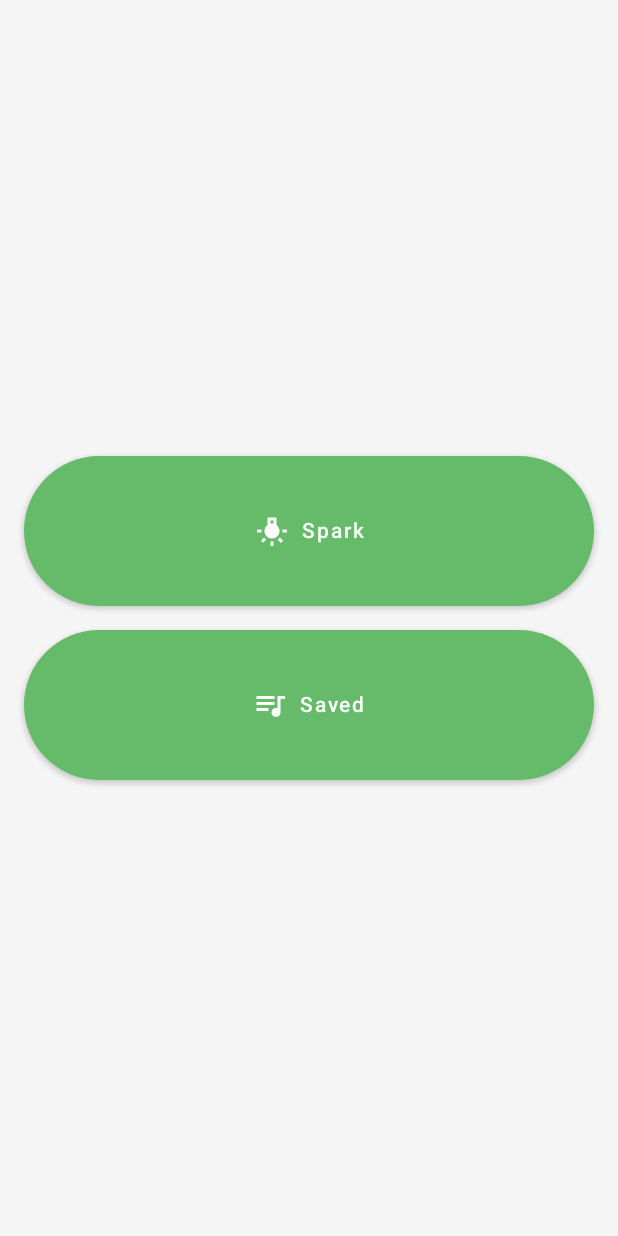
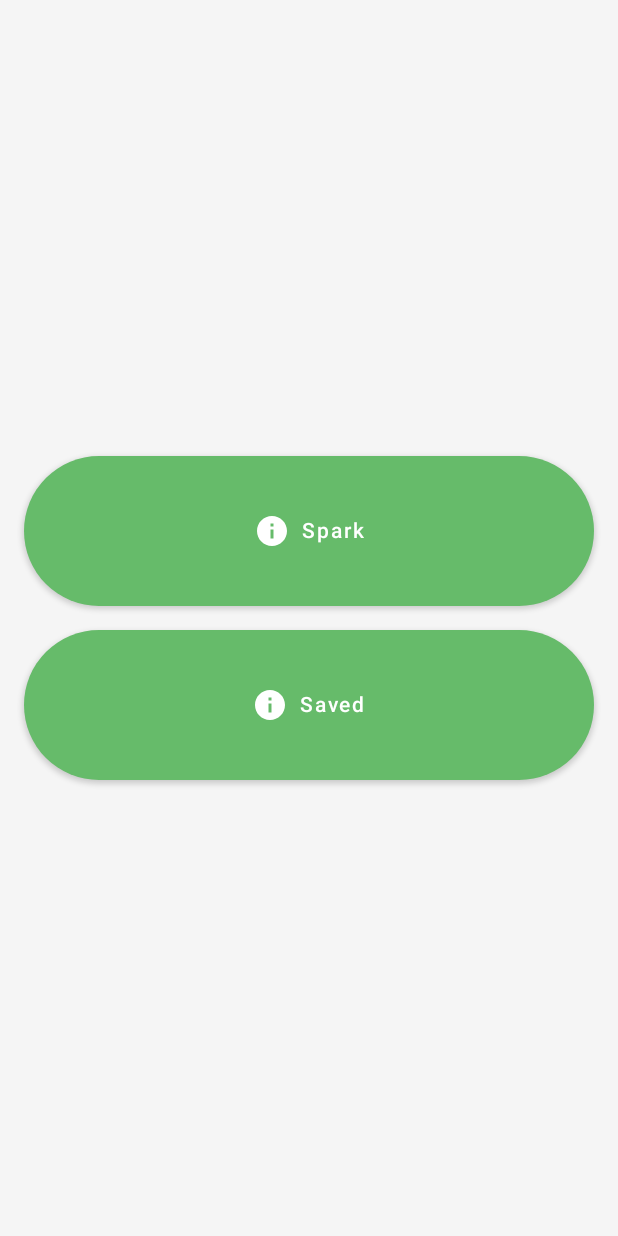
Before and after one commit to bryndsey/Theme-Composer-KMP, an Android app built with Jetpack Compose: the composable HomeNavigationScreen shown on its own in the app's theme, on a phone screen of 412 x 824 dp. Run offline under Robolectric (Android 15) with nearby library versions, the phone set to English and light mode, and no system bars.

Commit message:
Get Home screen showing up on Desktop version
It doesn't currently do anything from a click perspective. I also had to remove the extended material icons ebcause I couldn't figure out how to get them working for desktop in a short time period. I'm hoping I cna fix that eventually though.

```diff
--- a/android/src/main/java/dev/bryanlindsey/musicgenerator3/ui/main/HomeNavigationScreen.kt
+++ b/common/src/commonMain/kotlin/dev/bryanlindsey/musicgenerator3/ui/main/HomeNavigationScreen.kt
@@ -6,8 +6,9 @@ import androidx.compose.material.Button
 import androidx.compose.material.Icon
 import androidx.compose.material.Text
 import androidx.compose.material.icons.Icons
-import androidx.compose.material.icons.filled.QueueMusic
-import androidx.compose.material.icons.filled.Tungsten
+import androidx.compose.material.icons.filled.Info
+//import androidx.compose.material.icons.filled.QueueMusic
+//import androidx.compose.material.icons.filled.Tungsten
 import androidx.compose.runtime.Composable
 import androidx.compose.ui.Alignment
 import androidx.compose.ui.Modifier
@@ -33,7 +34,7 @@ fun HomeNavigationScreen(
                 .fillMaxWidth()
                 .height(100.dp)
         ) {
-            Icon(Icons.Default.Tungsten, null)
+            Icon(Icons.Default.Info, null)
             Spacer(modifier = Modifier.width(8.dp))
             Text(text = "Spark")
         }
@@ -45,7 +46,7 @@ fun HomeNavigationScreen(
                 .fillMaxWidth()
                 .height(100.dp)
         ) {
-            Icon(Icons.Default.QueueMusic, null)
+            Icon(Icons.Default.Info, null)
             Spacer(modifier = Modifier.width(8.dp))
             Text(text = "Saved")
         }
```
Also changed, not shown: 1 other file.
